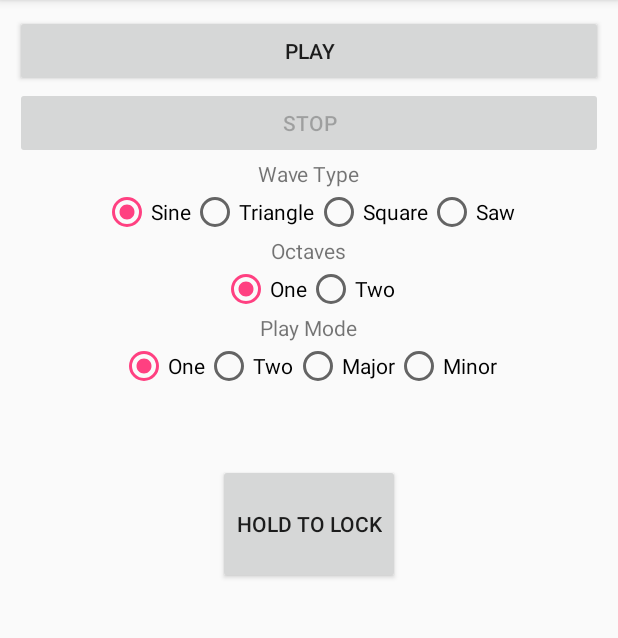
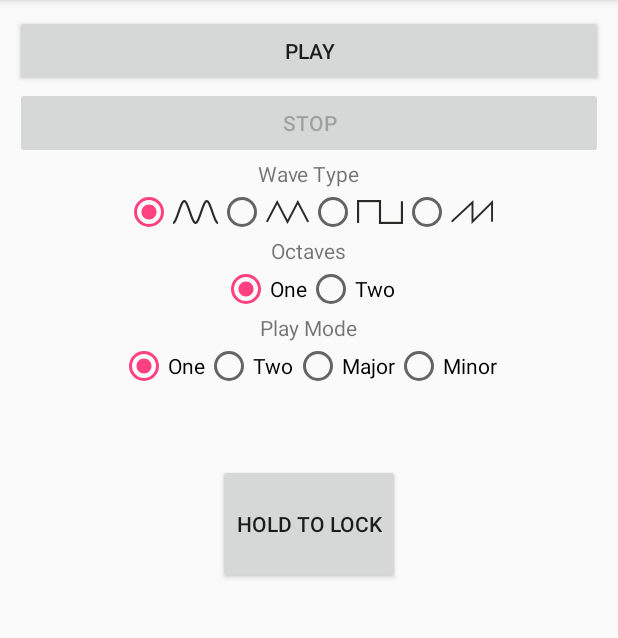
Before and after one commit to diwww/virtual-theremin, an Android app: the screen it shows after launch (MainActivity), on a phone screen of 412 x 824 dp, the part 84-722 px from its top. Run offline under Robolectric (Android 15) with nearby library versions, the phone set to English and light mode, and no system bars.

Commit message:
wave icons

```diff
--- a/Theremin/app/src/main/res/layout/activity_main.xml
+++ b/Theremin/app/src/main/res/layout/activity_main.xml
@@ -37,25 +37,29 @@
             android:id="@+id/sine_radio_button"
             android:layout_width="wrap_content"
             android:layout_height="wrap_content"
-            android:text="@string/sine"/>
+            android:drawableEnd="@drawable/sine"
+            />
 
         <RadioButton
             android:id="@+id/triangle_radio_button"
             android:layout_width="wrap_content"
             android:layout_height="wrap_content"
-            android:text="@string/triangle"/>
+            android:drawableEnd="@drawable/triangle"
+            />
 
         <RadioButton
             android:id="@+id/square_radio_button"
             android:layout_width="wrap_content"
             android:layout_height="wrap_content"
-            android:text="@string/square"/>
+            android:drawableEnd="@drawable/square"
+            />
 
         <RadioButton
             android:id="@+id/saw_radio_button"
             android:layout_width="wrap_content"
             android:layout_height="wrap_content"
-            android:text="@string/saw"/>
+            android:drawableEnd="@drawable/saw"
+            />
     </RadioGroup>
 
     <TextView
```
Also changed, not shown: Theremin/app/src/main/res/drawable-hdpi/saw.png (added), Theremin/app/src/main/res/drawable-hdpi/sine.png (added), Theremin/app/src/main/res/drawable-hdpi/square.png (added), Theremin/app/src/main/res/drawable-hdpi/triangle.png (added), Theremin/app/src/main/res/drawable-ldpi/saw.png (added), Theremin/app/src/main/res/drawable-ldpi/sine.png (added), Theremin/app/src/main/res/drawable-ldpi/square.png (added), Theremin/app/src/main/res/drawable-ldpi/triangle.png (added), Theremin/app/src/main/res/drawable-mdpi/saw.png (added), Theremin/app/src/main/res/drawable-mdpi/sine.png (added), Theremin/app/src/main/res/drawable-mdpi/square.png (added), Theremin/app/src/main/res/drawable-mdpi/triangle.png (added).
